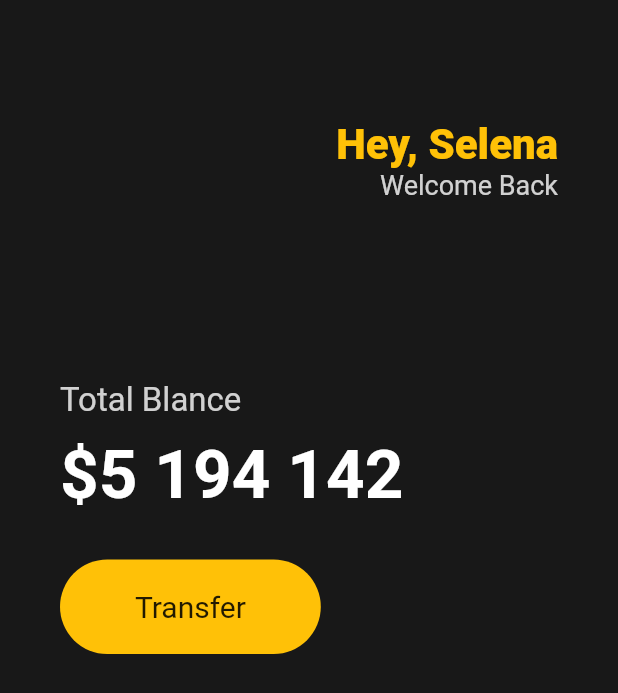
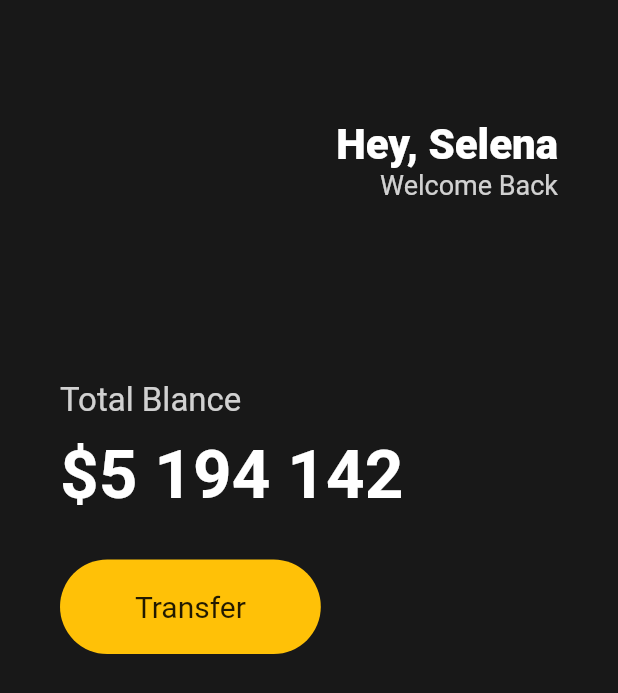
Before and after one commit to gretea5/learn-flutter, a Flutter app: the screen it shows after launch, on a phone screen of 412 x 824 dp. Shown: the top 693 px of the screen. Run offline on Flutter 3.47's test engine with Material 2 defaults, Android fonts, the light colour scheme and no system bars.

Commit message:
#3.4 Code Actions

```diff
--- a/toonflix/lib/main.dart
+++ b/toonflix/lib/main.dart
@@ -31,7 +31,7 @@ class App extends StatelessWidget {
                       Text(
                         'Hey, Selena',
                         style: TextStyle(
-                          color: Colors.amber,
+                          color: Colors.white,
                           fontSize: 28,
                           fontWeight: FontWeight.w800,
                         ),
@@ -50,11 +50,13 @@ class App extends StatelessWidget {
               const SizedBox(
                 height: 120,
               ),
-              const Text(
-                'Total Blance',
-                style: TextStyle(
-                  fontSize: 22,
-                  color: Color.fromRGBO(255, 255, 255, 0.8),
+              Container(
+                child: const Text(
+                  'Total Blance',
+                  style: TextStyle(
+                    fontSize: 22,
+                    color: Color.fromRGBO(255, 255, 255, 0.8),
+                  ),
                 ),
               ),
               const SizedBox(
```
